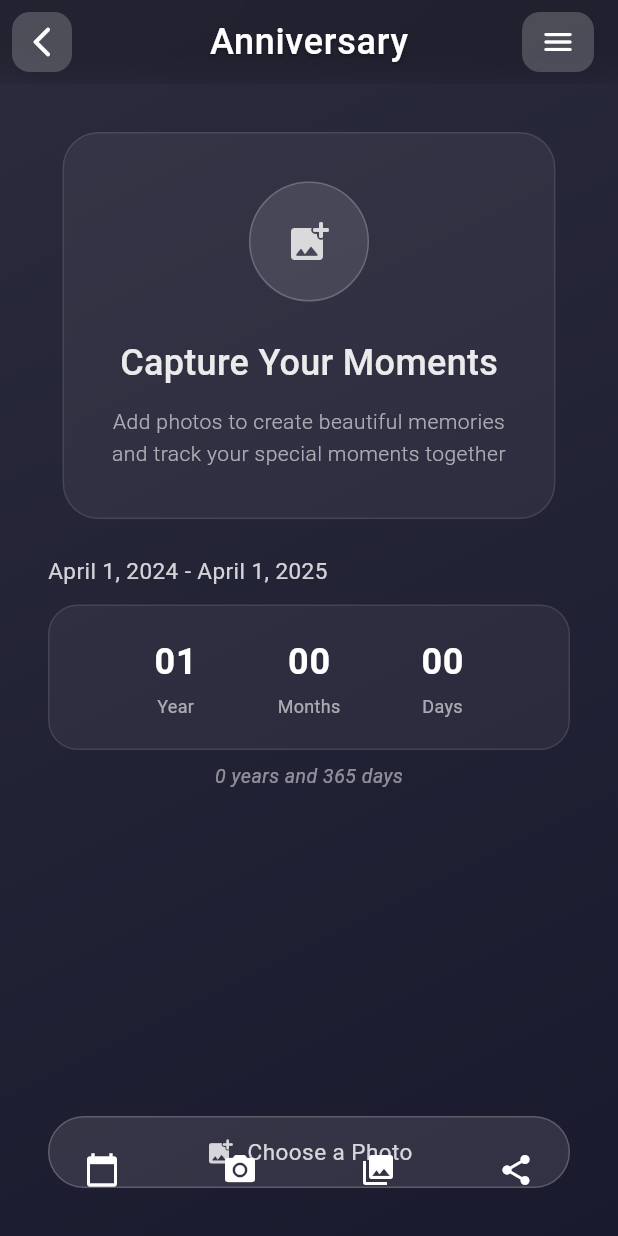
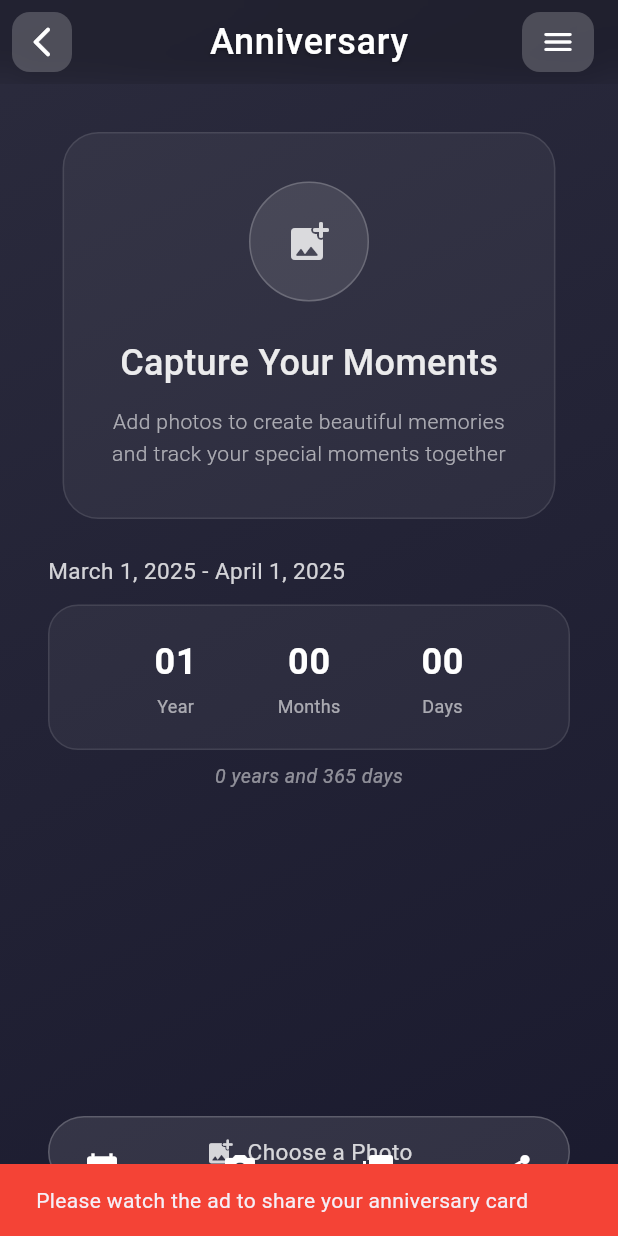
Before and after one commit to NullVoidKage/birthdate_plus, a Flutter app: the AnniversaryPage screen opened directly, item 4 of the bottom bar chosen, after a tap on "Choose a Photo", on a phone screen of 412 x 824 dp. Run offline on Flutter 3.47's test engine with Material 3 defaults, Android fonts, the phone set to English and light mode, and no system bars; our stand-ins replace cross_file, google_mobile_ads, image_gallery_saver, image_picker, permission_handler, share_plus and 1 more; accounts and stored records are empty.

Commit message:
Added ads

```diff
--- a/lib/screens/anniversary_page.dart
+++ b/lib/screens/anniversary_page.dart
@@ -32,6 +32,7 @@ class _AnniversaryPageState extends State<AnniversaryPage>
   late Animation<double> _fadeAnimation;
   Timer? _timer;
   bool _takingScreenshot = false;
+  bool _isSaving = false;
   final GlobalKey _globalKey = GlobalKey();
   final AdMobService _adMobService = AdMobService();
 
@@ -92,6 +93,9 @@ class _AnniversaryPageState extends State<AnniversaryPage>
         });
       }
     });
+
+    // Preload the rewarded ad
+    _adMobService.loadRewardedAd();
   }
 
   Future<void> _loadSavedData() async {
@@ -104,7 +108,8 @@ class _AnniversaryPageState extends State<AnniversaryPage>
       });
     } else {
       setState(() {
-        _anniversaryDate = DateTime.now().subtract(Duration(days: 365));
+        final now = DateTime.now();
+        _anniversaryDate = DateTime(now.year, now.month - 1, now.day);
       });
     }
 
@@ -212,6 +217,12 @@ class _AnniversaryPageState extends State<AnniversaryPage>
   }
 
   Future<void> _saveImage() async {
+    if (_isSaving) return; // Prevent multiple clicks while saving
+
+    setState(() {
+      _isSaving = true;
+    });
+
     try {
       // Show reward ad first
       final bool adCompleted = await _adMobService.showRewardedAd();
@@ -259,7 +270,7 @@ class _AnniversaryPageState extends State<AnniversaryPage>
       await file.writeAsBytes(pngBytes);
 
       // Show success dialog and optionally share
-      _showSuccessDialog(filePath, pngBytes);
+      _showSuccessDialog(file);
 
       print('Image saved successfully at $filePath');
     } catch (e) {
@@ -278,7 +289,7 @@ class _AnniversaryPageState extends State<AnniversaryPage>
     }
   }
 
-  void _showSuccessDialog(String filePath, Uint8List imageBytes) {
+  void _showSuccessDialog(File file) {
     showDialog(
       context: context,
       builder: (BuildContext context) {
@@ -286,16 +297,16 @@ class _AnniversaryPageState extends State<AnniversaryPage>
         return AlertDialog(
           backgroundColor: isDarkMode ? Colors.grey[850] : Colors.white,
           title: Text(
-            'Image Saved',
+            'Photo Saved',
             style: TextStyle(
-              color: isDarkMode ? Colors.white70 : Colors.black87,
+              color: isDarkMode ? Colors.white : Colors.black,
             ),
           ),
           content: Column(
             mainAxisSize: MainAxisSize.min,
             children: [
               Text(
-                'Your image has been saved successfully',
+                'Your photo has been saved successfully',
                 style: TextStyle(
                   color: isDarkMode ? Colors.white70 : Colors.black87,
                 ),
@@ -306,7 +317,7 @@ class _AnniversaryPageState extends State<AnniversaryPage>
                 width: 200,
                 decoration: BoxDecoration(
                   image: DecorationImage(
-                    image: MemoryImage(imageBytes),
+                    image: FileImage(file),
                     fit: BoxFit.cover,
                   ),
                   borderRadius: BorderRadius.circular(8),
@@ -330,7 +341,7 @@ class _AnniversaryPageState extends State<AnniversaryPage>
             ),
             TextButton(
               onPressed: () {
-                Share.shareXFiles([XFile(filePath)],
+                Share.shareXFiles([XFile(file.path)],
                     text: 'Check out my anniversary card!');
               },
               child: Text(
@@ -386,7 +397,26 @@ class _AnniversaryPageState extends State<AnniversaryPage>
   }
 
   Future<void> _shareWithTemplate() async {
+    if (_isSaving) return; // Prevent multiple clicks while sharing
+
+    setState(() {
+      _isSaving = true;
+    });
+
     try {
+      // Show reward ad first
+      final bool adCompleted = await _adMobService.showRewardedAd();
+
+      if (!adCompleted) {
+        ScaffoldMessenger.of(context).showSnackBar(
+          SnackBar(
+            content: Text('Please watch the ad to share your anniversary card'),
+            backgroundColor: Colors.red,
+          ),
+        );
+        return;
+      }
+
       setState(() {
         _takingScreenshot = true;
       });
@@ -404,49 +434,27 @@ class _AnniversaryPageState extends State<AnniversaryPage>
 
       final pngBytes = byteData.buffer.asUint8List();
 
-      // Show template selection dialog
-      showModalBottomSheet(
-        context: context,
-        backgroundColor: Colors.transparent,
-        builder: (context) => Container(
-          decoration: BoxDecoration(
-            color: Colors.black.withOpacity(0.9),
-            borderRadius: BorderRadius.vertical(top: Radius.circular(20)),
-          ),
-          child: Column(
-            mainAxisSize: MainAxisSize.min,
-            children: [
-              ListTile(
-                title: Text(
-                  'Share Options',
-                  style: TextStyle(
-                    color: Colors.white,
-                    fontSize: 18,
-                    fontWeight: FontWeight.bold,
-                  ),
-                ),
-              ),
-              Divider(color: Colors.white24),
-              ListTile(
-                leading: Icon(Icons.favorite, color: Colors.pink),
-                title: Text('Classic Love', style: TextStyle(color: Colors.white)),
-                onTap: () => _processAndShare(pngBytes, 'classic'),
-              ),
-              ListTile(
-                leading: Icon(Icons.star, color: Colors.amber),
-                title: Text('Story Format', style: TextStyle(color: Colors.white)),
-                onTap: () => _processAndShare(pngBytes, 'story'),
-              ),
-              ListTile(
-                leading: Icon(Icons.celebration, color: Colors.purple),
-                title: Text('Celebration', style: TextStyle(color: Colors.white)),
-                onTap: () => _processAndShare(pngBytes, 'celebration'),
-              ),
-              SizedBox(height: 20),
-            ],
-          ),
-        ),
+      // Save and share with classic template directly
+      final directory = await getApplicationDocumentsDirectory();
+      final timestamp = DateTime.now().millisecondsSinceEpoch;
+      final filePath = '${directory.path}/anniversary_classic_$timestamp.png';
+
+      // Save processed image
+      File file = File(filePath);
+      await file.writeAsBytes(pngBytes);
+
+      // Share with custom message
+      String message = 'Celebrating ${_years} years';
+      if (_years == 0) {
+        message = 'Celebrating ${_months} months and ${_days} days';
+      }
+      message += ' of love! 💑\n#CoupleGoals #Love #Anniversary';
+
+      Share.shareXFiles(
+        [XFile(filePath)],
+        text: message,
       );
+
     } catch (e) {
       print('Error preparing share: $e');
       ScaffoldMessenger.of(context).showSnackBar(
@@ -455,32 +463,19 @@ class _AnniversaryPageState extends State<AnniversaryPage>
     } finally {
       setState(() {
         _takingScreenshot = false;
+        _isSaving = false;
       });
     }
   }
 
-  Future<void> _processAndShare(Uint8List imageBytes, String template) async {
-    final directory = await getApplicationDocumentsDirectory();
-    final timestamp = DateTime.now().millisecondsSinceEpoch;
-    final filePath = '${directory.path}/anniversary_${template}_$timestamp.png';
-
-    // Save processed image
-    File file = File(filePath);
-    await file.writeAsBytes(imageBytes);
-
-    // Share with custom message based on template
-    String message = 'Celebrating ${_years} years';
-    if (_years == 0) {
-      message = 'Celebrating ${_months} months and ${_days} days';
+  Future<void> _saveImagePath(String path) async {
+    try {
+      final prefs = await SharedPreferences.getInstance();
+      await prefs.setString('image_path', path);
+      print('Saved image path to preferences: $path');
+    } catch (e) {
+      print('Error saving image path: $e');
     }
-    message += ' of love! 💑\n#CoupleGoals #Love #Anniversary';
-
-    Share.shareXFiles(
-      [XFile(filePath)],
-      text: message,
-    );
-
-    Navigator.pop(context); // Close bottom sheet
   }
 
   @override
@@ -1164,6 +1159,52 @@ class _AnniversaryPageState extends State<AnniversaryPage>
       ],
     );
   }
+
+  Future<void> pickImage(ImageSource source) async {
+    try {
+      final ImagePicker picker = ImagePicker();
+      final XFile? pickedFile = await picker.pickImage(
+        source: source,
+        maxWidth: 1920,
+        maxHeight: 1080,
+        imageQuality: 85,
+      );
+
+      if (pickedFile != null) {
+        // Get the app's local storage directory
+        final appDir = await getApplicationDocumentsDirectory();
+        final fileName = 'saved_image_${DateTime.now().millisecondsSinceEpoch}.jpg';
+        final savedImagePath = '${appDir.path}/$fileName';
+
+        // Copy the picked image to app's local storage
+        final File imageFile = File(pickedFile.path);
+        final File savedImage = await imageFile.copy(savedImagePath);
+
+        // Update state first
+        setState(() {
+          image = savedImage;
+          imagePath = savedImagePath;
+        });
+
+        // Save the permanent image path to SharedPreferences
+        await _saveImagePath(savedImagePath);
+
+        // Reset animation and forward it
+        if (mounted) {
+          _animationController.reset();
+          _animationController.forward();
+        }
+      }
+    } catch (e) {
+      print('Error picking image: $e');
+      ScaffoldMessenger.of(context).showSnackBar(
+        SnackBar(
+          content: Text('Error picking image: ${e.toString()}'),
+          backgroundColor: Colors.red,
+        ),
+      );
+    }
+  }
 }
 
 class HeartAnimation {
--- a/lib/utils/date_calculator.dart
+++ b/lib/utils/date_calculator.dart
@@ -2,28 +2,49 @@ import 'package:intl/intl.dart';
 
 class DateCalculator {
   static Map<String, int> calculateDuration(DateTime startDate) {
-    final now = DateTime.now();
-    final difference = now.difference(startDate);
+    final end = DateTime(2025, 4, 2); // Using fixed end date for testing
+    final start = DateTime(startDate.year, startDate.month, startDate.day);
 
-    // Calculate years
-    int years = now.year - startDate.year;
-    int months = now.month - startDate.month;
-    int days = now.day - startDate.day;
+    // Initialize counters
+    int years = 0;
+    int months = 0;
+    int days = 0;
 
-    // Adjust for negative days
-    if (days < 0) {
-      months--;
-      days += DateTime(now.year, now.month - 1, 0).day;
+    // Calculate the total number of days
+    final difference = end.difference(start);
+    final totalDays = difference.inDays;
+
+    // Use a temporary date to count months and years
+    DateTime temp = start;
+
+    // Count completed years
+    while (temp.add(Duration(days: 365)).isBefore(end) ||
+           temp.add(Duration(days: 365)).isAtSameMomentAs(end)) {
+      years++;
+      temp = DateTime(temp.year + 1, temp.month, temp.day);
     }
 
-    // Adjust for negative months
-    if (months < 0) {
-      years--;
-      months += 12;
+    // Count completed months after years
+    while (true) {
+      DateTime nextMonth;
+      if (temp.month == 12) {
+        nextMonth = DateTime(temp.year + 1, 1, temp.day);
+      } else {
+        nextMonth = DateTime(temp.year, temp.month + 1, temp.day);
+      }
+
+      if (nextMonth.isBefore(end) || nextMonth.isAtSameMomentAs(end)) {
+        months++;
+        temp = nextMonth;
+      } else {
+        break;
+      }
     }
 
-    // Calculate total days and weeks
-    final totalDays = difference.inDays;
+    // Calculate remaining days
+    days = end.difference(temp).inDays;
+
+    // Calculate weeks for stats
     final totalWeeks = (totalDays / 7).floor();
     final remainingDays = totalDays % 7;
 
```
